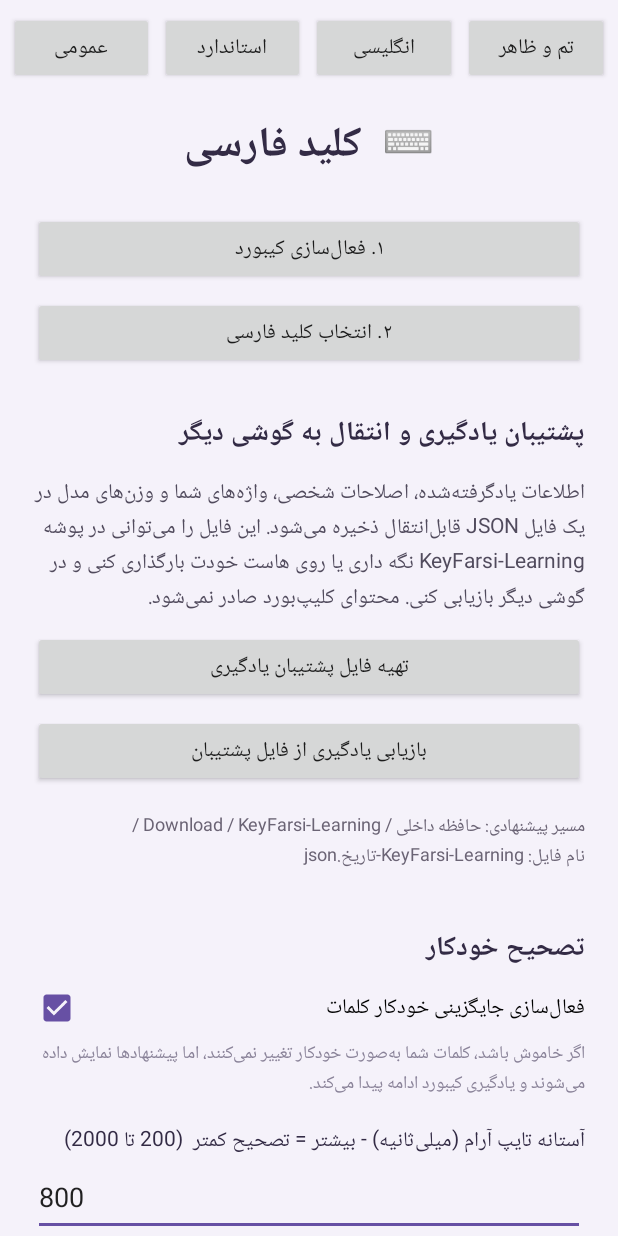
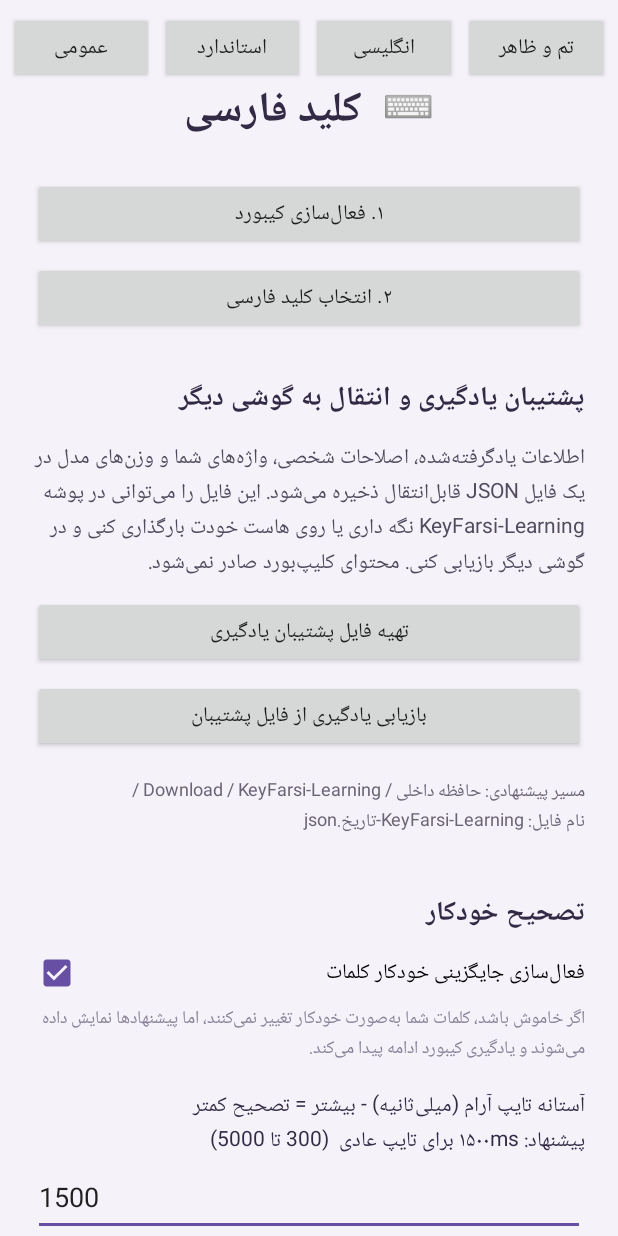
Before and after one commit to smhosseini397/SMHKeyBoard.ai, an Android app: the screen it shows after launch (SettingsActivity), on a phone screen of 412 x 824 dp. Run offline under Robolectric (Android 15) with nearby library versions, the phone set to English and light mode, and no system bars.

Commit message:
Update SettingsActivity.kt

```diff
--- a/app/src/main/java/com/farshekashan/keyfarsi/SettingsActivity.kt
+++ b/app/src/main/java/com/farshekashan/keyfarsi/SettingsActivity.kt
@@ -226,7 +226,16 @@ class SettingsActivity : Activity() {
             setTextColor(0xFF8A8399.toInt())
             setPadding(0, dp(4), 0, dp(8))
         })
-        addNumberField(outer, "آستانه تایپ آرام (میلی‌ثانیه) - بیشتر = تصحیح کمتر", "slow_typing_threshold", 800, 200, 2000)
+
+        // ✅ آستانه تایپ آرام: پیش‌فرض جدید ۱۵۰۰ms و محدوده گسترده‌تر
+        addNumberField(
+            outer,
+            "آستانه تایپ آرام (میلی‌ثانیه) - بیشتر = تصحیح کمتر\nپیشنهاد: ۱۵۰۰ms برای تایپ عادی",
+            "slow_typing_threshold",
+            1500,
+            300,
+            5000
+        )
 
         outer.addView(sectionTitle("ادغام کلیدها (قابل تنظیم در هر دو حالت)"))
         outer.addView(TextView(this).apply {
@@ -454,7 +463,6 @@ class SettingsActivity : Activity() {
         addNumberField(outer, "ارتفاع دکمه‌ها (dp)", "fa_key_height", 40, 28, 120)
         addNumberField(outer, "فاصله بین دکمه‌ها (dp)", "fa_key_gap", 4, 0, 20)
         addNumberField(outer, "حاشیه امن (پیکسل)", "keyboard_padding", 2, 0, 5)
-        // ✅ حاشیه طرفین با محدوده گسترده: منفی = چسبیده به دیواره، مثبت = فاصله از دیواره
         addNumberField(
             outer,
             "حاشیه طرفین ردیف حروف (dp)\nمنفی = چسبیده به دیواره، مثبت = فاصله از دیواره",
@@ -476,6 +484,31 @@ class SettingsActivity : Activity() {
         addNumberField(outer, "وزن دکمه فاصله (۱ تا ۸)", "space_weight", 3, 1, 8)
         addNumberField(outer, "وزن دکمه اینتر (۱۰ تا ۲۵ - تقسیم بر ۱۰)", "enter_weight", 15, 10, 25)
 
+        // ✅ دکمه‌های حروف: سرعت نگه‌داشتن و صفحه اعداد
+        outer.addView(sectionTitle("دکمه‌های حروف و اعداد"))
+        outer.addView(TextView(this).apply {
+            text = "سرعت پاسخ دکمه‌ها را تنظیم کن. مقدار کمتر = پاسخ سریع‌تر هنگام نگه‌داشتن دکمه."
+            textSize = 13f
+            setTextColor(0xFF514B5D.toInt())
+            setPadding(0, dp(4), 0, dp(10))
+        })
+        addNumberField(
+            outer,
+            "تأخیر نگه‌داشتن دکمه حروف برای تغییر (میلی‌ثانیه)\nکمتر = سریع‌تر، بیشتر = فرصت بیشتر برای تایپ عادی",
+            "long_press_delay",
+            400,
+            150,
+            1200
+        )
+        addNumberField(
+            outer,
+            "ارتفاع دکمه‌های صفحه اعداد (dp) - عمودی\nپیش‌فرض: ۴۶",
+            "number_key_height",
+            46,
+            30,
+            80
+        )
+
         outer.addView(sectionTitle("بک‌اسپیس"))
         val bsCheck = CheckBox(this).apply {
             text = "انتقال بک‌اسپیس به ردیف مستقل پایین"
@@ -488,7 +521,6 @@ class SettingsActivity : Activity() {
         outer.addView(bsCheck)
         addNumberField(outer, "وزن بک‌اسپیس در ردیف مستقل (۱ تا ۵)", "backspace_weight", 2, 1, 5)
         addNumberField(outer, "ارتفاع بک‌اسپیس در ردیف مستقل (dp) - ۰ برای خودکار", "backspace_separate_height", 0, 0, 120)
-        // ✅ فاصله عمودی ردیف بک‌اسپیس با ردیف اسپیس
         addNumberField(
             outer,
             "فاصله عمودی ردیف بک‌اسپیس با ردیف اسپیس (dp) - بیشتر = دورتر",
@@ -557,11 +589,14 @@ class SettingsActivity : Activity() {
                     .putInt("keyboard_vertical_offset", 0)
                     .putInt("space_weight", 3)
                     .putInt("enter_weight", 15)
-                    .putInt("slow_typing_threshold", 800)
+                    // ✅ پیش‌فرض‌های جدید
+                    .putInt("slow_typing_threshold", 1500)
                     .putBoolean("auto_correct", true)
                     .putBoolean("dark", false)
                     .putString("theme", "default")
                     .putBoolean("standard_big_keyboard", false)
+                    .putInt("long_press_delay", 400)
+                    .putInt("number_key_height", 46)
                     .apply()
                 Toast.makeText(this@SettingsActivity, "تنظیمات بازنشانی شد", Toast.LENGTH_SHORT).show()
                 recreate()
```
